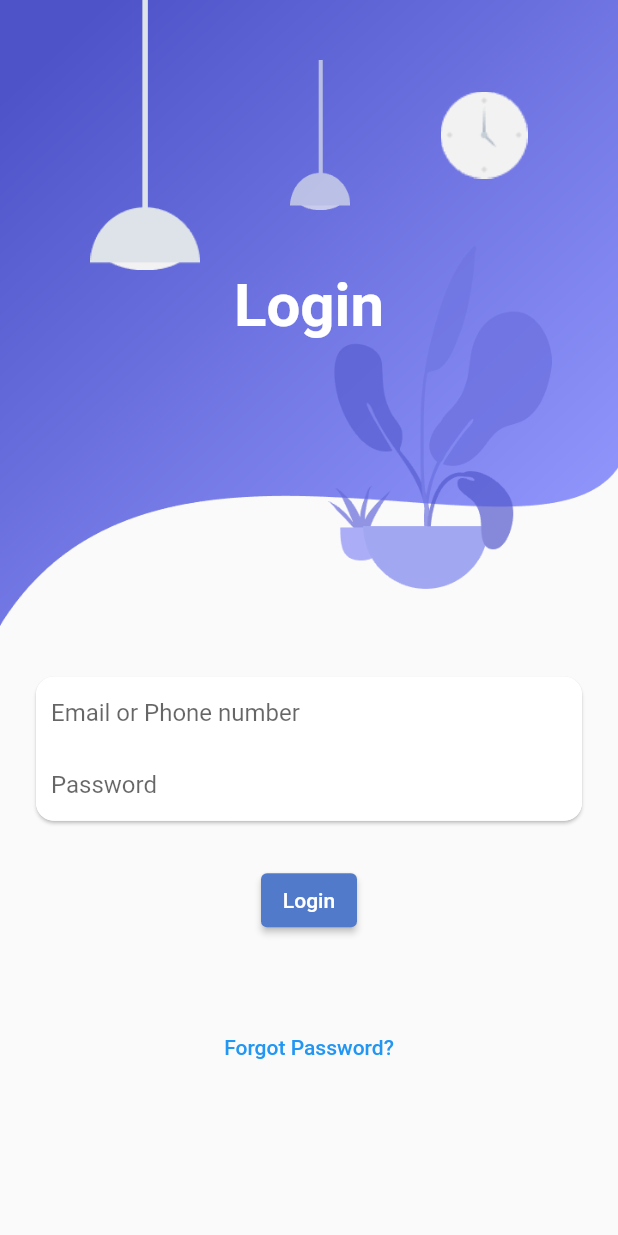
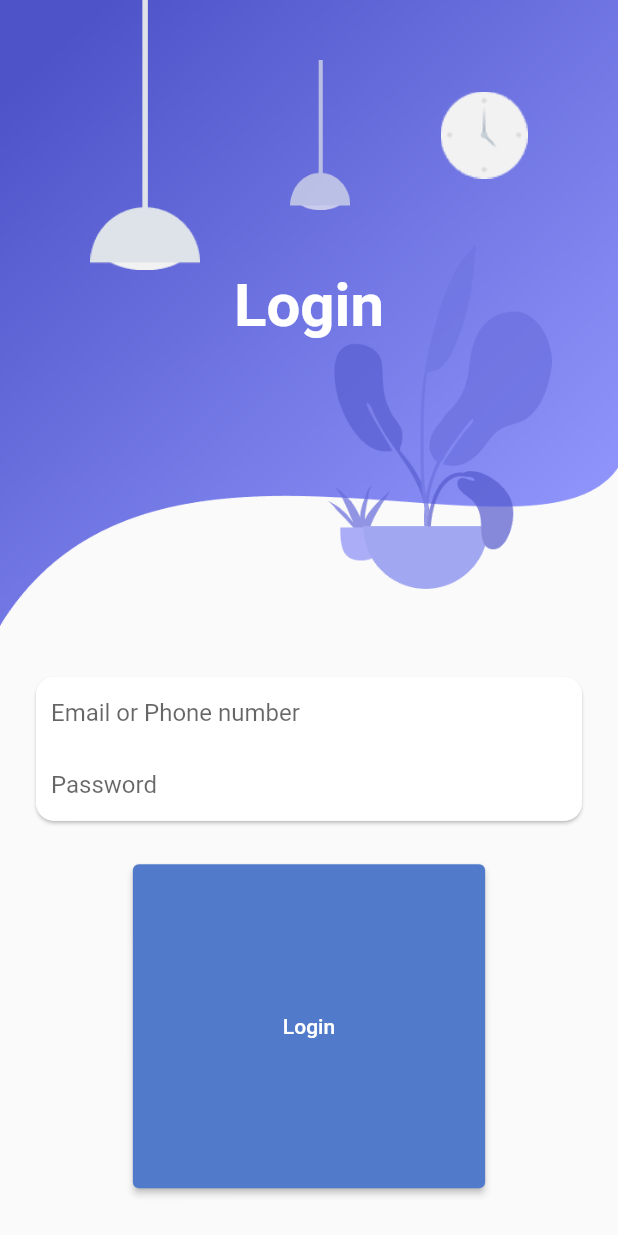
Before and after one commit to NeloverWAburas/LogInRepo, a Flutter app: the screen it shows after launch, on a phone screen of 412 x 824 dp. Run offline on Flutter 3.47's test engine with Material 2 defaults, Android fonts, the phone set to English and light mode, and no system bars.

```diff
--- a/lib/screens/login_screen.dart
+++ b/lib/screens/login_screen.dart
@@ -74,9 +74,9 @@ class LoginScreen extends StatelessWidget {
                 onPressed: () {},
                 child: Text("Login"),
                 style: ButtonStyle(
-                    backgroundColor: MaterialStateProperty.all(Color(0xff517bca)),
-                    padding: MaterialStateProperty.all(EdgeInsets.all(10)),
-                    ),
+                  backgroundColor: MaterialStateProperty.all(Color(0xff517bca)),
+                  padding: MaterialStateProperty.all(EdgeInsets.all(100)),
+                ),
               ),
               SizedBox(height: 50),
               TextButton(
```
Also changed, not shown: 1 other file.
